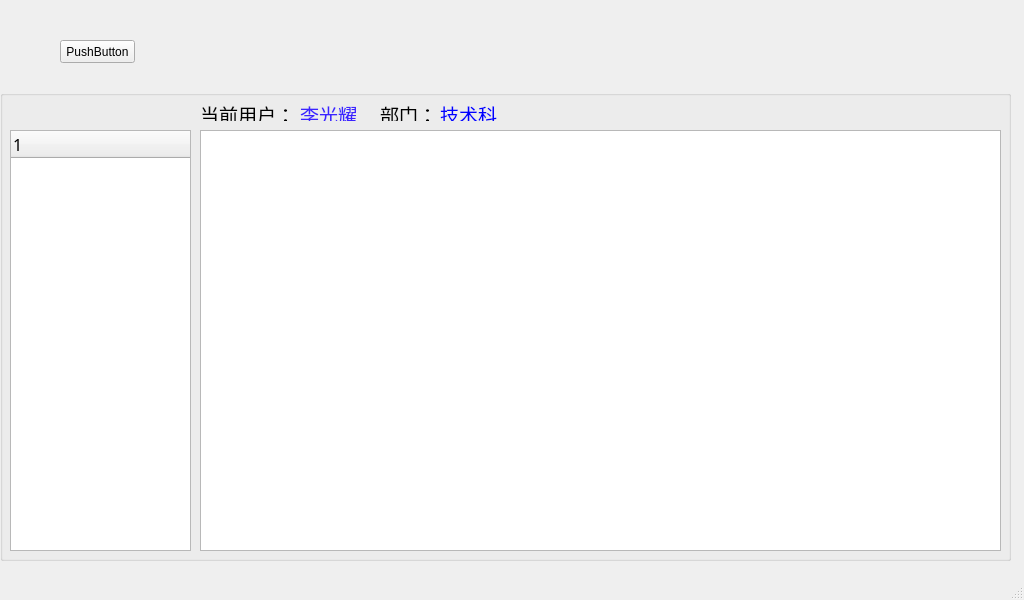
Qt form QTClient/mainwindow.ui (sunjiangbo/gyTool-Manager) before a commit.
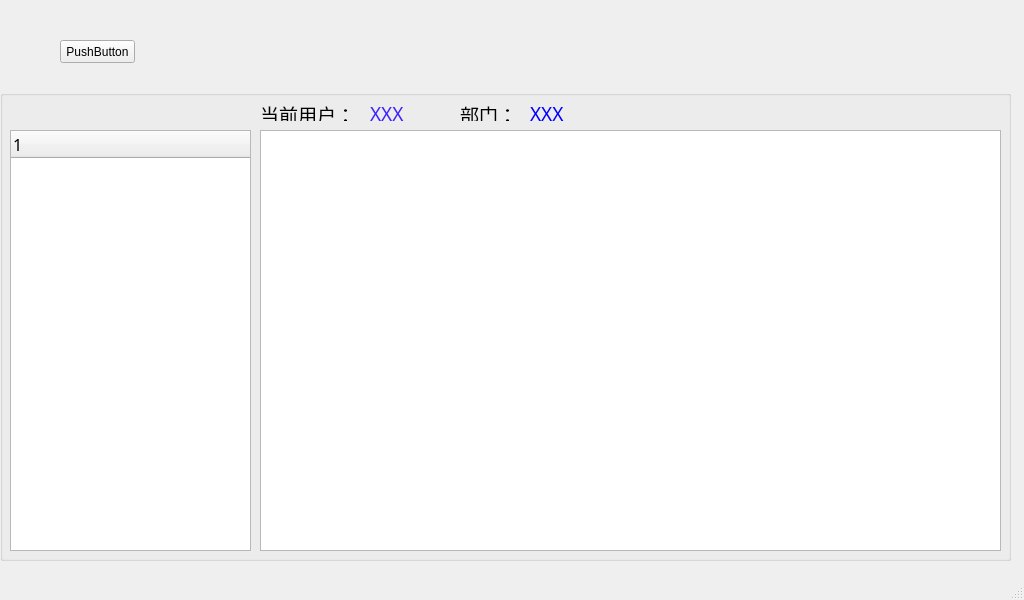
The same form after that commit. Icons and pictures are not drawn.

Patch:
```diff
--- a/QTClient/mainwindow.ui
+++ b/QTClient/mainwindow.ui
@@ -53,7 +53,7 @@
       <rect>
        <x>10</x>
        <y>40</y>
-       <width>181</width>
+       <width>241</width>
        <height>421</height>
       </rect>
      </property>
@@ -66,9 +66,9 @@
     <widget class="QTableWidget" name="tableWidget">
      <property name="geometry">
       <rect>
-       <x>200</x>
+       <x>260</x>
        <y>40</y>
-       <width>801</width>
+       <width>741</width>
        <height>421</height>
       </rect>
      </property>
@@ -76,7 +76,7 @@
     <widget class="QLabel" name="label_2">
      <property name="geometry">
       <rect>
-       <x>200</x>
+       <x>260</x>
        <y>10</y>
        <width>91</width>
        <height>21</height>
@@ -89,20 +89,20 @@
     <widget class="QLabel" name="uName">
      <property name="geometry">
       <rect>
-       <x>300</x>
+       <x>370</x>
        <y>10</y>
        <width>81</width>
        <height>21</height>
       </rect>
      </property>
      <property name="text">
-      <string>&lt;html&gt;&lt;head/&gt;&lt;body&gt;&lt;p&gt;&lt;span style=&quot; font-size:14pt; color:#3c23ff;&quot;&gt;李光耀&lt;/span&gt;&lt;/p&gt;&lt;/body&gt;&lt;/html&gt;</string>
+      <string>&lt;html&gt;&lt;head/&gt;&lt;body&gt;&lt;p&gt;&lt;span style=&quot; font-size:14pt; color:#3c23ff;&quot;&gt;XXX&lt;/span&gt;&lt;/p&gt;&lt;/body&gt;&lt;/html&gt;</string>
      </property>
     </widget>
     <widget class="QLabel" name="label_3">
      <property name="geometry">
       <rect>
-       <x>380</x>
+       <x>460</x>
        <y>10</y>
        <width>61</width>
        <height>21</height>
@@ -115,14 +115,14 @@
     <widget class="QLabel" name="uCorp">
      <property name="geometry">
       <rect>
-       <x>440</x>
+       <x>530</x>
        <y>10</y>
        <width>231</width>
        <height>21</height>
       </rect>
      </property>
      <property name="text">
-      <string>&lt;html&gt;&lt;head/&gt;&lt;body&gt;&lt;p&gt;&lt;span style=&quot; font-size:14pt; color:#0000ff;&quot;&gt;技术科&lt;/span&gt;&lt;/p&gt;&lt;/body&gt;&lt;/html&gt;</string>
+      <string>&lt;html&gt;&lt;head/&gt;&lt;body&gt;&lt;p&gt;&lt;span style=&quot; font-size:14pt; color:#0000ff;&quot;&gt;XXX&lt;/span&gt;&lt;/p&gt;&lt;/body&gt;&lt;/html&gt;</string>
      </property>
     </widget>
    </widget>
```
Left out of the diff: 2 changed lines with no effect on the pictures.
